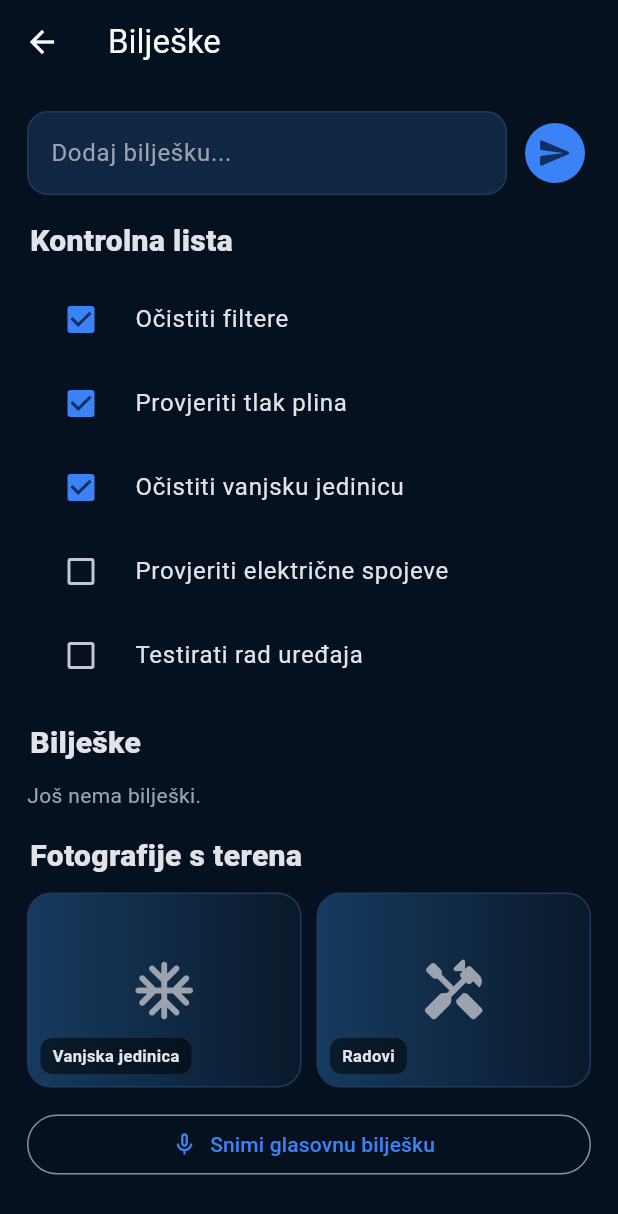
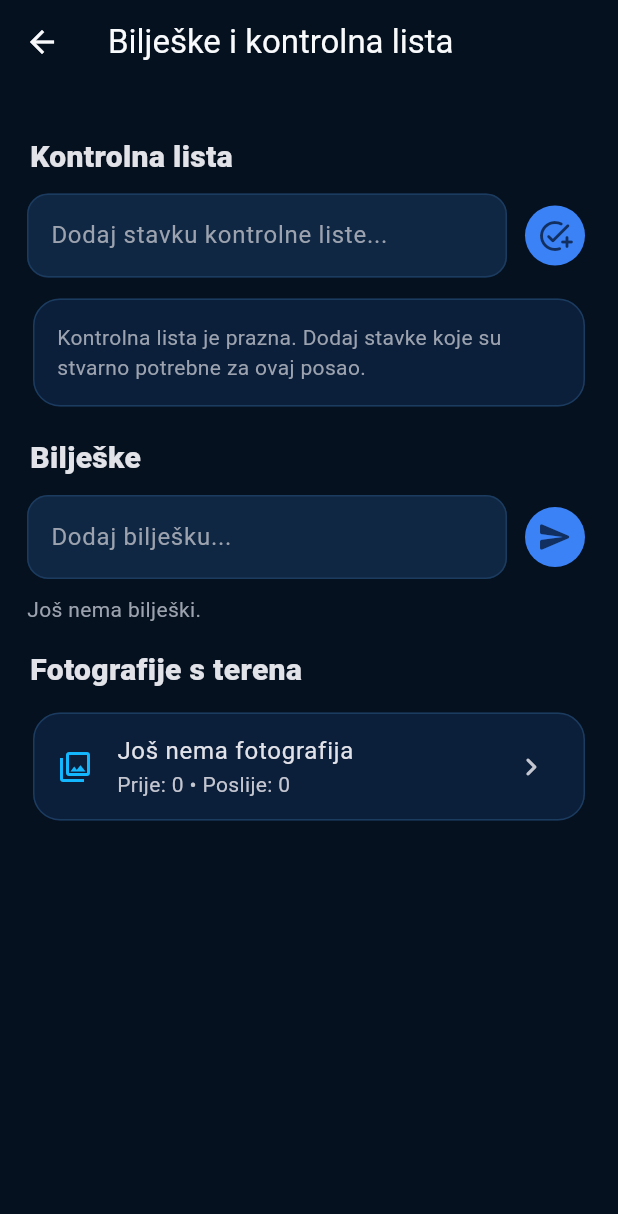
Before and after one commit to bren-wp/WORKLOG, a Flutter app: the NotesScreen screen opened directly with empty values, after a tap on the "send" icon, on a phone screen of 412 x 824 dp. Shown: the top 1214 px of the screen. Run offline on Flutter 3.47's test engine with Material 3 defaults, Android fonts, the phone set to English and light mode, and no system bars; our stand-ins replace flutter_local_notifications, image_picker, local_auth, pdf, share_plus; statements that could not run were skipped.

Commit message:
feat: učini kontrolnu listu trajnom i poveži stvarne fotografije

```diff
--- a/lib/screens/job_flow.dart
+++ b/lib/screens/job_flow.dart
@@ -1302,19 +1302,121 @@ class NotesScreen extends StatefulWidget {
 
 class _NotesScreenState extends State<NotesScreen> {
   final note = TextEditingController();
+  final checklistItem = TextEditingController();
+
+  @override
+  void dispose() {
+    note.dispose();
+    checklistItem.dispose();
+    super.dispose();
+  }
+
+  void addNote() {
+    final value = note.text.trim();
+    if (value.isEmpty) return;
+    setState(() => widget.job.notes.add(value));
+    note.clear();
+    widget.state.updateJob();
+  }
+
+  void removeNote(String value) {
+    setState(() => widget.job.notes.remove(value));
+    widget.state.updateJob();
+  }
+
+  void addChecklistItem() {
+    final value = checklistItem.text.trim();
+    if (value.isEmpty) return;
+    setState(
+      () => widget.job.checklist.add(ChecklistItem(label: value)),
+    );
+    checklistItem.clear();
+    widget.state.updateJob();
+  }
+
+  void toggleChecklistItem(ChecklistItem item, bool completed) {
+    setState(() => item.completed = completed);
+    widget.state.updateJob();
+  }
+
+  void removeChecklistItem(ChecklistItem item) {
+    setState(() => widget.job.checklist.removeWhere((entry) => entry.id == item.id));
+    widget.state.updateJob();
+  }
 
   @override
   Widget build(BuildContext context) {
+    final photoCount =
+        widget.job.beforePhotoPaths.length + widget.job.afterPhotoPaths.length;
+
     return Scaffold(
-      appBar: AppBar(title: const Text("Bilješke")),
+      appBar: AppBar(title: const Text("Bilješke i kontrolna lista")),
       body: ListView(
         padding: const EdgeInsets.all(18),
         children: [
+          const SectionTitle("Kontrolna lista"),
+          Row(
+            children: [
+              Expanded(
+                child: TextField(
+                  controller: checklistItem,
+                  textInputAction: TextInputAction.done,
+                  onSubmitted: (_) => addChecklistItem(),
+                  decoration: const InputDecoration(
+                    hintText: "Dodaj stavku kontrolne liste...",
+                  ),
+                ),
+              ),
+              const SizedBox(width: 8),
+              IconButton.filled(
+                onPressed: addChecklistItem,
+                tooltip: "Dodaj stavku",
+                icon: const Icon(Icons.add_task_rounded),
+              ),
+            ],
+          ),
+          const SizedBox(height: 10),
+          if (widget.job.checklist.isEmpty)
+            const Card(
+              child: Padding(
+                padding: EdgeInsets.all(16),
+                child: Text(
+                  "Kontrolna lista je prazna. Dodaj stavke koje su stvarno potrebne za ovaj posao.",
+                  style: TextStyle(color: WorklogColors.muted),
+                ),
+              ),
+            )
+          else
+            ...widget.job.checklist.map(
+              (item) => Card(
+                child: CheckboxListTile(
+                  value: item.completed,
+                  onChanged: (value) =>
+                      toggleChecklistItem(item, value ?? item.completed),
+                  title: Text(
+                    item.label,
+                    style: TextStyle(
+                      decoration:
+                          item.completed ? TextDecoration.lineThrough : null,
+                    ),
+                  ),
+                  secondary: IconButton(
+                    tooltip: "Ukloni stavku",
+                    onPressed: () => removeChecklistItem(item),
+                    icon: const Icon(Icons.delete_outline_rounded),
+                  ),
+                  controlAffinity: ListTileControlAffinity.leading,
+                ),
+              ),
+            ),
+          const SectionTitle("Bilješke"),
           Row(
             children: [
               Expanded(
                 child: TextField(
                   controller: note,
+                  textInputAction: TextInputAction.done,
+                  onSubmitted: (_) => addNote(),
                   decoration: const InputDecoration(
                     hintText: "Dodaj bilješku...",
                   ),
@@ -1322,85 +1424,60 @@ class _NotesScreenState extends State<NotesScreen> {
               ),
               const SizedBox(width: 8),
               IconButton.filled(
-                onPressed: () {
-                  if (note.text.trim().isEmpty) return;
-                  setState(() => widget.job.notes.add(note.text.trim()));
-                  note.clear();
-                  widget.state.updateJob();
-                },
+                onPressed: addNote,
+                tooltip: "Dodaj bilješku",
                 icon: const Icon(Icons.send_rounded),
               ),
             ],
           ),
-          const SectionTitle("Kontrolna lista"),
-          const CheckRow("Očistiti filtere", true),
-          const CheckRow("Provjeriti tlak plina", true),
-          const CheckRow("Očistiti vanjsku jedinicu", true),
-          const CheckRow("Provjeriti električne spojeve", false),
-          const CheckRow("Testirati rad uređaja", false),
-          const SectionTitle("Bilješke"),
+          const SizedBox(height: 10),
           if (widget.job.notes.isEmpty)
             const Text(
               "Još nema bilješki.",
               style: TextStyle(color: WorklogColors.muted),
-            ),
-          ...widget.job.notes.map(
-            (item) => Card(
-              child: ListTile(
-                leading: const Icon(Icons.note_alt_outlined),
-                title: Text(item),
-              ),
-            ),
-          ),
+            )
+          else
+            ...widget.job.notes.map(
+              (item) => Card(
+                child: ListTile(
+                  leading: const Icon(Icons.note_alt_outlined),
+                  title: Text(item),
+                  trailing: IconButton(
+                    tooltip: "Ukloni bilješku",
+                    onPressed: () => removeNote(item),
+                    icon: const Icon(Icons.delete_outline_rounded),
+                  ),
+                ),
+              ),
+            ),
           const SectionTitle("Fotografije s terena"),
-          const Row(
-            children: [
-              Expanded(
-                child: PhotoPlaceholder(
-                  icon: Icons.ac_unit_rounded,
-                  label: "Vanjska jedinica",
-                ),
-              ),
-              SizedBox(width: 10),
-              Expanded(
-                child: PhotoPlaceholder(
-                  icon: Icons.handyman_rounded,
-                  label: "Radovi",
-                ),
-              ),
-            ],
-          ),
-          const SizedBox(height: 14),
-          OutlinedButton.icon(
-            onPressed: () {},
-            icon: const Icon(Icons.mic_none_rounded),
-            label: const Text("Snimi glasovnu bilješku"),
+          Card(
+            child: ListTile(
+              leading: const Icon(
+                Icons.photo_library_outlined,
+                color: WorklogColors.cyan,
+              ),
+              title: Text(
+                photoCount == 0
+                    ? "Još nema fotografija"
+                    : "$photoCount spremljenih fotografija",
+              ),
+              subtitle: Text(
+                "Prije: ${widget.job.beforePhotoPaths.length} • Poslije: ${widget.job.afterPhotoPaths.length}",
+              ),
+              trailing: const Icon(Icons.chevron_right_rounded),
+              onTap: () => Navigator.of(context).push(
+                MaterialPageRoute(
+                  builder: (_) => BeforeAfterScreen(
+                    state: widget.state,
+                    job: widget.job,
+                  ),
+                ),
+              ),
+            ),
           ),
         ],
       ),
-    );
-  }
-}
-
-class CheckRow extends StatefulWidget {
-  const CheckRow(this.label, this.initial, {super.key});
-  final String label;
-  final bool initial;
-
-  @override
-  State<CheckRow> createState() => _CheckRowState();
-}
-
-class _CheckRowState extends State<CheckRow> {
-  late bool value = widget.initial;
-
-  @override
-  Widget build(BuildContext context) {
-    return CheckboxListTile(
-      value: value,
-      onChanged: (next) => setState(() => value = next ?? value),
-      title: Text(widget.label),
-      controlAffinity: ListTileControlAffinity.leading,
     );
   }
 }
```
